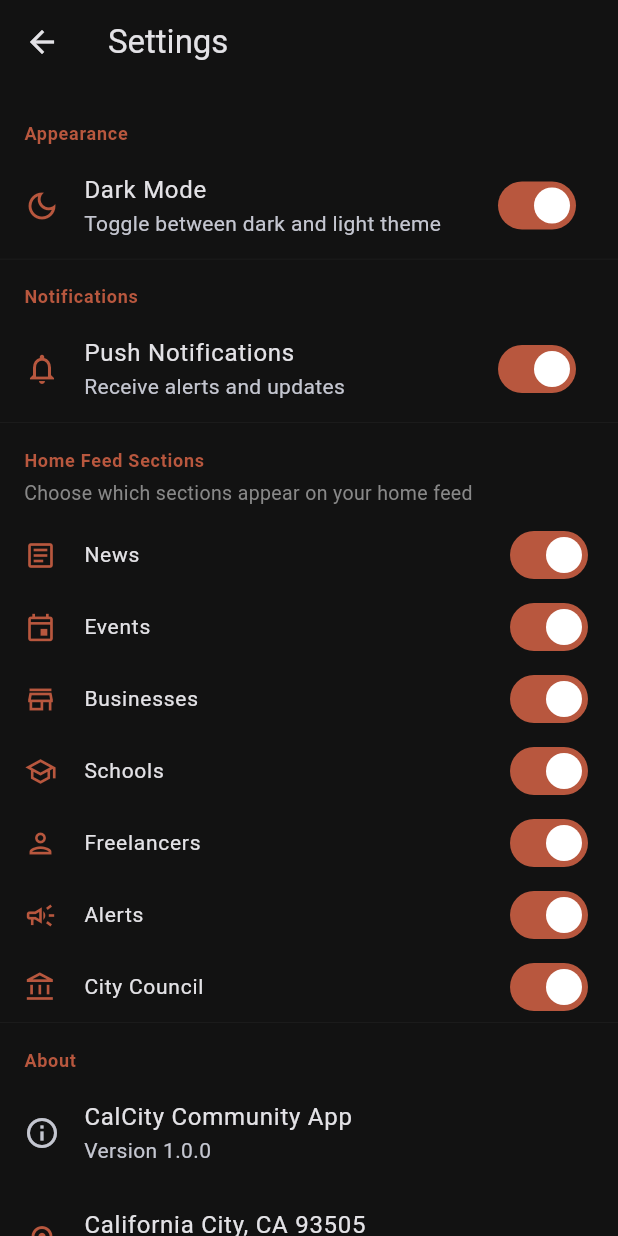
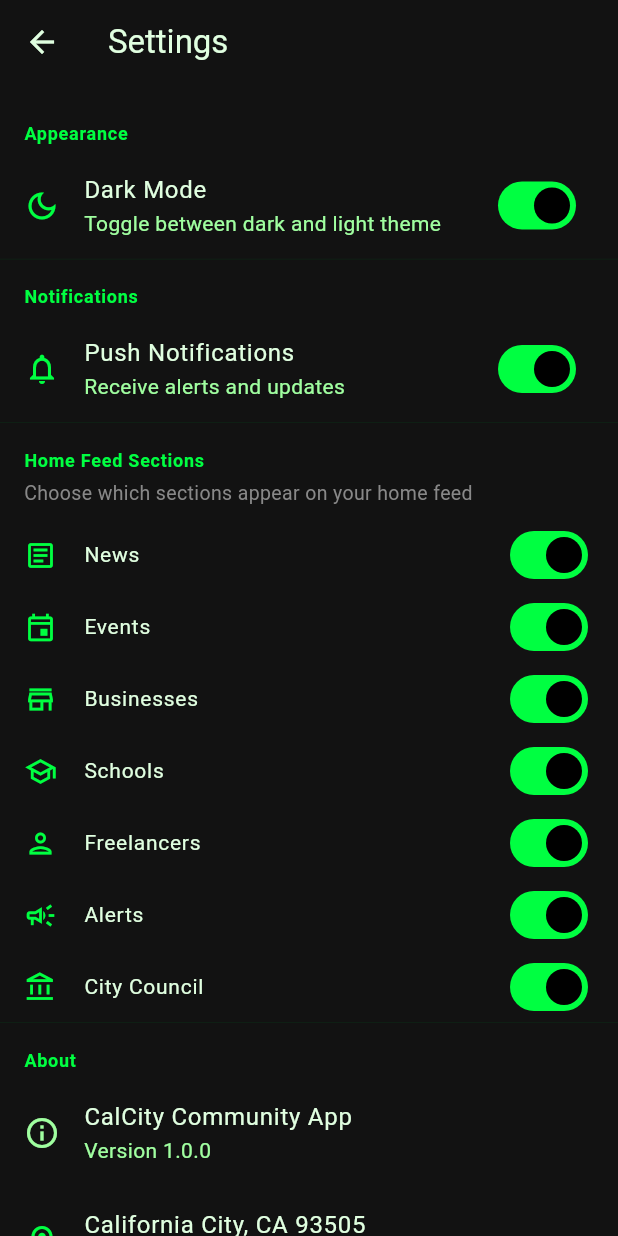
Before and after one commit to DZA6/calcity-app, a Flutter app: the screen it shows after launch, after a tap on the "settings" icon, on a phone screen of 412 x 824 dp. Run offline on Flutter 3.47's test engine with Material 3 defaults, Android fonts, the phone set to English and light mode, and no system bars; our stand-ins replace google_mobile_ads, shared_preferences; network calls fail.

Commit message:
Neon green theme, calcity logo, per-category colors

```diff
--- a/calcity_app/lib/main.dart
+++ b/calcity_app/lib/main.dart
@@ -52,37 +52,37 @@ class CalCityApp extends StatelessWidget {
     );
   }
 
-  // ---- Dark theme (default) ----
+  // ---- Dark theme (neon green on black) ----
   ThemeData _buildDarkTheme() {
     const cs = ColorScheme(
       brightness: Brightness.dark,
-      primary: Color(0xFFB8573E),
-      onPrimary: Color(0xFFFFFFFF),
-      primaryContainer: Color(0xFF8B3A26),
-      onPrimaryContainer: Color(0xFFFFDBD0),
-      secondary: Color(0xFFD4956B),
-      onSecondary: Color(0xFF3E1F0A),
-      secondaryContainer: Color(0xFF5C381D),
-      onSecondaryContainer: Color(0xFFFFDCC2),
-      tertiary: Color(0xFF8C9E63),
-      onTertiary: Color(0xFF1D2600),
-      tertiaryContainer: Color(0xFF343D15),
-      onTertiaryContainer: Color(0xFFD8E8A0),
-      error: Color(0xFFFFB4AB),
+      primary: Color(0xFF00FF41),
+      onPrimary: Color(0xFF000000),
+      primaryContainer: Color(0xFF003D10),
+      onPrimaryContainer: Color(0xFF7BFF90),
+      secondary: Color(0xFF39FF14),
+      onSecondary: Color(0xFF000000),
+      secondaryContainer: Color(0xFF003D10),
+      onSecondaryContainer: Color(0xFF7BFF90),
+      tertiary: Color(0xFF00E5FF),
+      onTertiary: Color(0xFF000000),
+      tertiaryContainer: Color(0xFF003540),
+      onTertiaryContainer: Color(0xFF82F3FF),
+      error: Color(0xFFFF5252),
       errorContainer: Color(0xFF93000A),
-      onError: Color(0xFF690005),
+      onError: Color(0xFF000000),
       onErrorContainer: Color(0xFFFFDAD6),
-      surface: Color(0xFF1E1E1E),
-      onSurface: Color(0xFFE3E2E6),
-      surfaceVariant: Color(0xFF2C2C2C),
-      onSurfaceVariant: Color(0xFFC4C6D0),
-      outline: Color(0xFF3A3A3C),
-      outlineVariant: Color(0xFF2C2C2C),
-      inverseSurface: Color(0xFFE3E2E6),
-      onInverseSurface: Color(0xFF1E1E1E),
-      inversePrimary: Color(0xFFB8573E),
+      surface: Color(0xFF0A0A0A),
+      onSurface: Color(0xFFE0FFE0),
+      surfaceVariant: Color(0xFF1A1A1A),
+      onSurfaceVariant: Color(0xFFA0FFA0),
+      outline: Color(0xFF004D1A),
+      outlineVariant: Color(0xFF1A2A1A),
+      inverseSurface: Color(0xFFE0FFE0),
+      onInverseSurface: Color(0xFF0A0A0A),
+      inversePrimary: Color(0xFF00FF41),
       shadow: Color(0xFF000000),
-      surfaceTint: Color(0xFFB8573E),
+      surfaceTint: Color(0xFF00FF41),
     );
 
     return ThemeData(
@@ -345,7 +345,9 @@ class _ExploreScreenState extends State<ExploreScreen> {
   Widget build(BuildContext context) {
     final cs = Theme.of(context).colorScheme;
     return Scaffold(
-      appBar: AppBar(title: const Text('Explore')),
+      appBar: AppBar(
+        title: Image.asset('assets/images/calcity_logo.png', height: 36),
+      ),
       body: SingleChildScrollView(
         child: Column(
           crossAxisAlignment: CrossAxisAlignment.start,
--- a/calcity_app/lib/screens/home_screen.dart
+++ b/calcity_app/lib/screens/home_screen.dart
@@ -288,13 +288,13 @@ class _HomeScreenState extends State<HomeScreen> with AutomaticKeepAliveClientMi
                 style: TextStyle(fontSize: 11, fontWeight: FontWeight.w600, color: cs.primary, letterSpacing: 0.5)),
             ),
 
-            _drawerToggle(cs, Icons.article_outlined, 'News', settings.showNews, (v) => settings.setShowNews(v)),
-            _drawerToggle(cs, Icons.event_outlined, 'Events', settings.showEvents, (v) => settings.setShowEvents(v)),
-            _drawerToggle(cs, Icons.store_outlined, 'Businesses', settings.showBusinesses, (v) => settings.setShowBusinesses(v)),
-            _drawerToggle(cs, Icons.school_outlined, 'Schools', settings.showSchools, (v) => settings.setShowSchools(v)),
-            _drawerToggle(cs, Icons.person_outlined, 'Freelancers', settings.showFreelancers, (v) => settings.setShowFreelancers(v)),
-            _drawerToggle(cs, Icons.campaign_outlined, 'Alerts', settings.showAlerts, (v) => settings.setShowAlerts(v)),
-            _drawerToggle(cs, Icons.account_balance_outlined, 'City Council', settings.showCouncil, (v) => settings.setShowCouncil(v)),
+            _drawerToggle(cs, Icons.article_outlined, 'News', settings.showNews, (v) => settings.setShowNews(v), color: const Color(0xFF00FF41)),
+            _drawerToggle(cs, Icons.event_outlined, 'Events', settings.showEvents, (v) => settings.setShowEvents(v), color: const Color(0xFF00E5FF)),
+            _drawerToggle(cs, Icons.store_outlined, 'Businesses', settings.showBusinesses, (v) => settings.setShowBusinesses(v), color: const Color(0xFFFFB300)),
+            _drawerToggle(cs, Icons.school_outlined, 'Schools', settings.showSchools, (v) => settings.setShowSchools(v), color: const Color(0xFFFF5252)),
+            _drawerToggle(cs, Icons.person_outlined, 'Freelancers', settings.showFreelancers, (v) => settings.setShowFreelancers(v), color: const Color(0xFFE040FB)),
+            _drawerToggle(cs, Icons.campaign_outlined, 'Alerts', settings.showAlerts, (v) => settings.setShowAlerts(v), color: const Color(0xFFFF6D00)),
+            _drawerToggle(cs, Icons.account_balance_outlined, 'City Council', settings.showCouncil, (v) => settings.setShowCouncil(v), color: const Color(0xFF76FF03)),
 
             // Sign In / Sign Up / Profile
             Consumer<AuthProvider>(
@@ -368,10 +368,11 @@ class _HomeScreenState extends State<HomeScreen> with AutomaticKeepAliveClientMi
     );
   }
 
-  Widget _drawerToggle(ColorScheme cs, IconData icon, String label, bool value, ValueChanged<bool> onChanged) {
+  Widget _drawerToggle(ColorScheme cs, IconData icon, String label, bool value, ValueChanged<bool> onChanged, {Color? color}) {
+    final iconColor = color ?? cs.primary;
     return SwitchListTile(
       title: Text(label, style: const TextStyle(fontSize: 14)),
-      secondary: Icon(icon, size: 20, color: value ? cs.primary : cs.onSurfaceVariant.withValues(alpha: 0.5)),
+      secondary: Icon(icon, size: 20, color: value ? iconColor : cs.onSurfaceVariant.withValues(alpha: 0.5)),
       value: value,
       onChanged: onChanged,
       dense: true,
```
Also changed, not shown: calcity_app/pubspec.yaml (+4 -3 lines), calcity_app/assets/images/calcity_logo.png (added).
